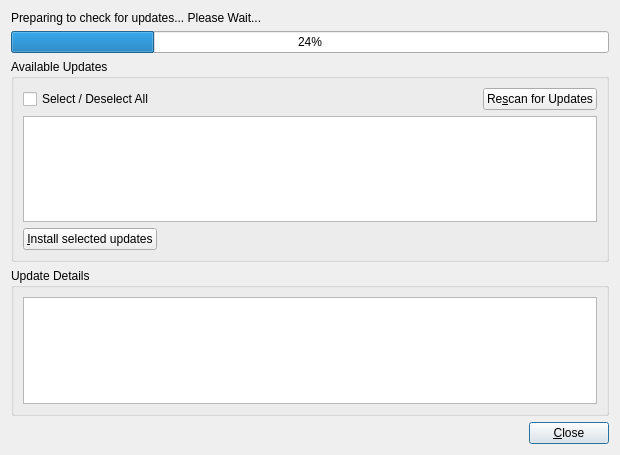
trueos/pcbsd, file src-qt4/pc-updategui/mainWin.ui: the form before one commit.
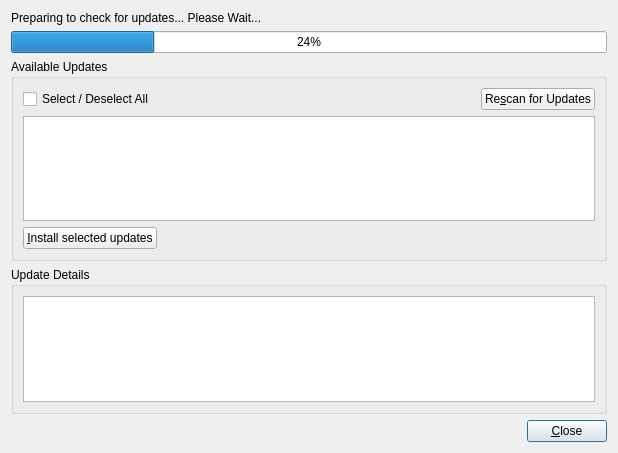
The form after the commit. Icons and pictures are not drawn.

Commit message: Set update gui application icon

The edit to the form file:
```diff
--- a/src-qt4/pc-updategui/mainWin.ui
+++ b/src-qt4/pc-updategui/mainWin.ui
@@ -6,8 +6,8 @@
    <rect>
     <x>0</x>
     <y>0</y>
-    <width>620</width>
-    <height>455</height>
+    <width>618</width>
+    <height>453</height>
    </rect>
   </property>
   <property name="windowTitle">
```
Left out of the diff: 4 changed lines with no effect on the pictures. The commit also changes 4 other files.
